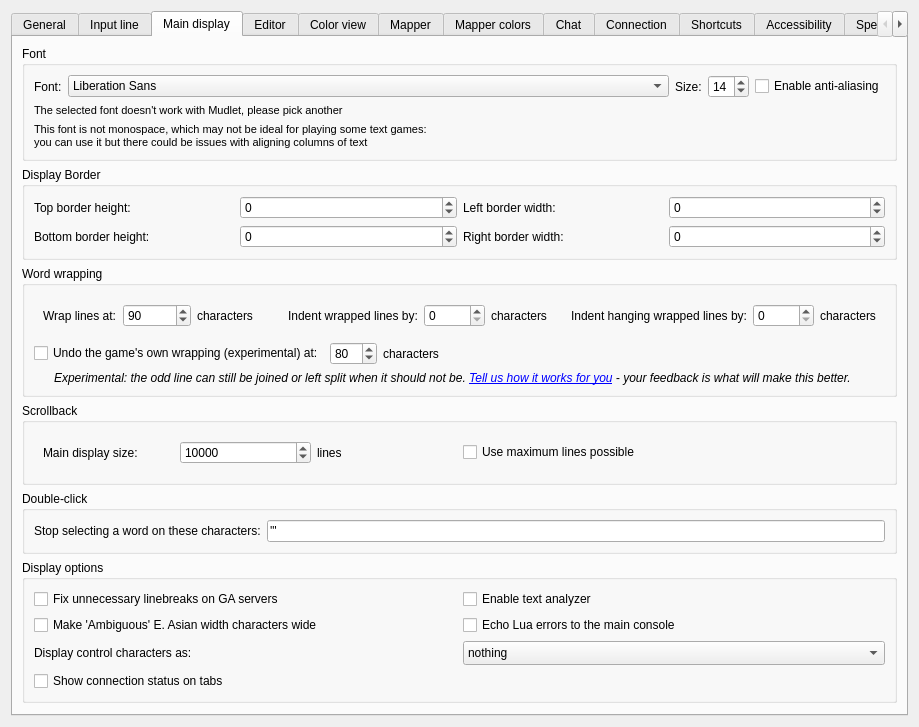
Before: the Qt Designer form src/ui/profile_preferences.ui in Mudlet/Mudlet, drawn with Qt 5.
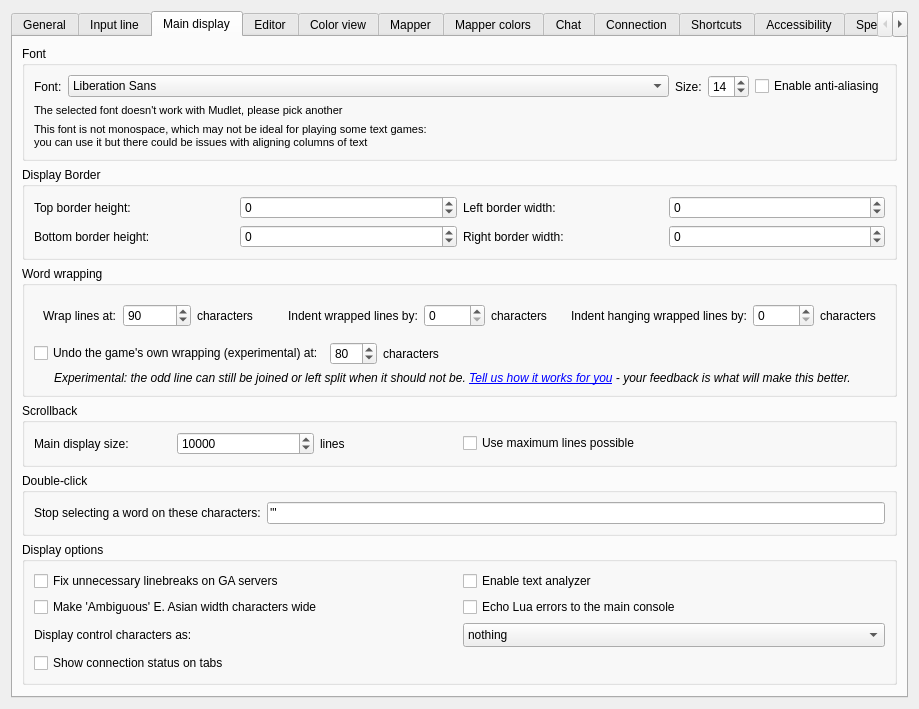
After: the same form once the commit is applied. The open tabs and pages were chosen to show the change. Icons and pictures are not drawn. Custom widgets are drawn as their Qt base class.

What changed in the file:
```diff
--- a/src/ui/profile_preferences.ui
+++ b/src/ui/profile_preferences.ui
@@ -1431,6 +1431,18 @@
              <enum>QFrame::Shape::NoFrame</enum>
             </property>
             <layout class="QHBoxLayout" name="horizontalLayout_frame_console_buffer_size">
+             <property name="leftMargin">
+              <number>0</number>
+             </property>
+             <property name="topMargin">
+              <number>0</number>
+             </property>
+             <property name="rightMargin">
+              <number>0</number>
+             </property>
+             <property name="bottomMargin">
+              <number>0</number>
+             </property>
              <item>
               <widget class="QLabel" name="label_console_buffer_size_spinBox">
                <property name="sizePolicy">
```
